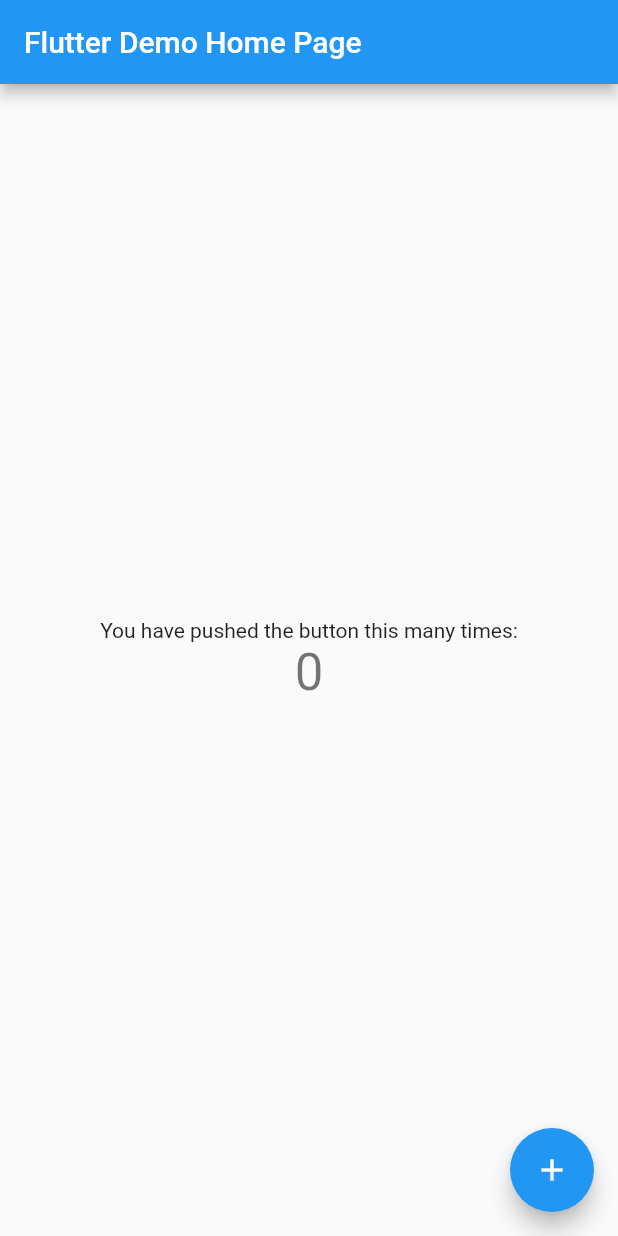
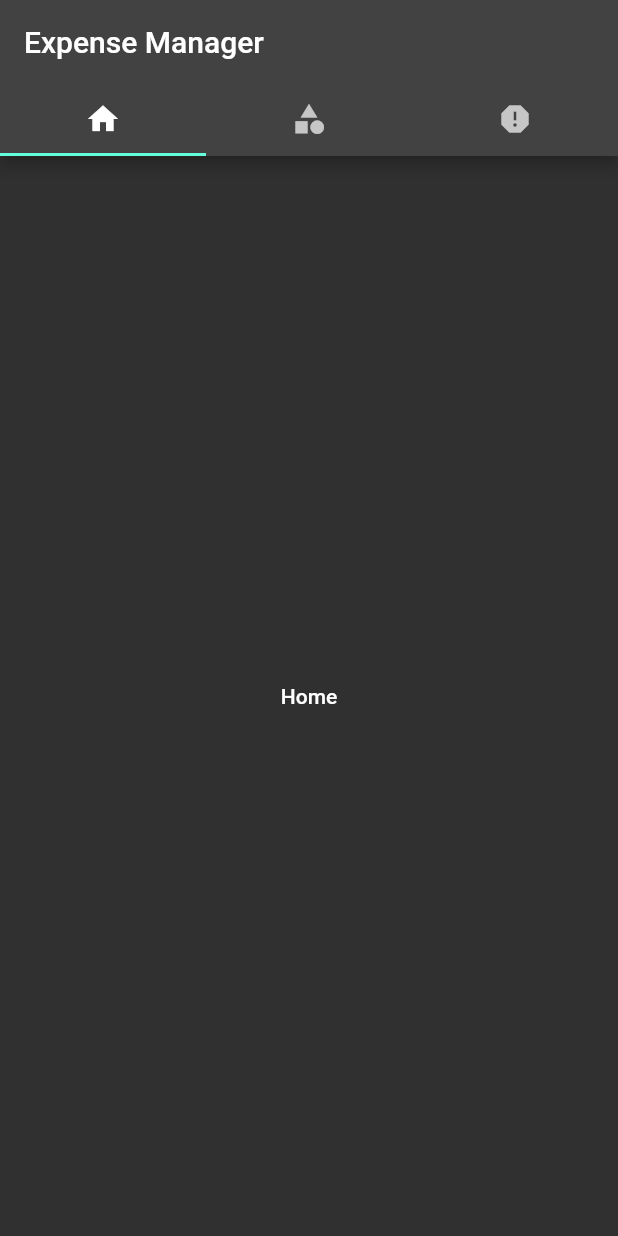
Before and after one commit to paulsseb/my_expenses, a Flutter app: the screen it shows after launch, on a phone screen of 412 x 824 dp. Run offline on Flutter 3.47's test engine with Material 2 defaults, Android fonts, the phone set to English and light mode, and no system bars.

Commit message:
Added basic layout for Home, category and Report tabs

```diff
--- a/lib/main.dart
+++ b/lib/main.dart
@@ -1,115 +1,68 @@
 import 'package:flutter/material.dart';
 
 void main() {
-  runApp(const MyApp());
+  runApp(MyApp());
 }
 
 class MyApp extends StatelessWidget {
-  const MyApp({Key? key}) : super(key: key);
-
-  // This widget is the root of your application.
   @override
   Widget build(BuildContext context) {
     return MaterialApp(
-      title: 'Flutter Demo',
-      theme: ThemeData(
-        // This is the theme of your application.
-        //
-        // Try running your application with "flutter run". You'll see the
-        // application has a blue toolbar. Then, without quitting the app, try
-        // changing the primarySwatch below to Colors.green and then invoke
-        // "hot reload" (press "r" in the console where you ran "flutter run",
-        // or simply save your changes to "hot reload" in a Flutter IDE).
-        // Notice that the counter didn't reset back to zero; the application
-        // is not restarted.
-        primarySwatch: Colors.blue,
-      ),
-      home: const MyHomePage(title: 'Flutter Demo Home Page'),
+      theme: ThemeData.dark(),
+      home: HomePage(),
     );
   }
 }
 
-class MyHomePage extends StatefulWidget {
-  const MyHomePage({Key? key, required this.title}) : super(key: key);
+class HomePage extends StatefulWidget {
+  @override
+  _HomePageState createState() => _HomePageState();
+}
 
-  // This widget is the home page of your application. It is stateful, meaning
-  // that it has a State object (defined below) that contains fields that affect
-  // how it looks.
-
-  // This class is the configuration for the state. It holds the values (in this
-  // case the title) provided by the parent (in this case the App widget) and
-  // used by the build method of the State. Fields in a Widget subclass are
-  // always marked "final".
-
-  final String title;
+class _HomePageState extends State<HomePage>
+    with SingleTickerProviderStateMixin {
+  late TabController _tabController;
+  List<String> _tabs = ['Home', 'Category', 'Report'];
 
   @override
-  State<MyHomePage> createState() => _MyHomePageState();
-}
-
-class _MyHomePageState extends State<MyHomePage> {
-  int _counter = 0;
-
-  void _incrementCounter() {
-    setState(() {
-      // This call to setState tells the Flutter framework that something has
-      // changed in this State, which causes it to rerun the build method below
-      // so that the display can reflect the updated values. If we changed
-      // _counter without calling setState(), then the build method would not be
-      // called again, and so nothing would appear to happen.
-      _counter++;
-    });
+  void initState() {
+    super.initState();
+    _tabController = new TabController(vsync: this, length: _tabs.length);
   }
 
   @override
   Widget build(BuildContext context) {
-    // This method is rerun every time setState is called, for instance as done
-    // by the _incrementCounter method above.
-    //
-    // The Flutter framework has been optimized to make rerunning build methods
-    // fast, so that you can just rebuild anything that needs updating rather
-    // than having to individually change instances of widgets.
     return Scaffold(
-      appBar: AppBar(
-        // Here we take the value from the MyHomePage object that was created by
-        // the App.build method, and use it to set our appbar title.
-        title: Text(widget.title),
-      ),
-      body: Center(
-        // Center is a layout widget. It takes a single child and positions it
-        // in the middle of the parent.
-        child: Column(
-          // Column is also a layout widget. It takes a list of children and
-          // arranges them vertically. By default, it sizes itself to fit its
-          // children horizontally, and tries to be as tall as its parent.
-          //
-          // Invoke "debug painting" (press "p" in the console, choose the
-          // "Toggle Debug Paint" action from the Flutter Inspector in Android
-          // Studio, or the "Toggle Debug Paint" command in Visual Studio Code)
-          // to see the wireframe for each widget.
-          //
-          // Column has various properties to control how it sizes itself and
-          // how it positions its children. Here we use mainAxisAlignment to
-          // center the children vertically; the main axis here is the vertical
-          // axis because Columns are vertical (the cross axis would be
-          // horizontal).
-          mainAxisAlignment: MainAxisAlignment.center,
+        appBar: AppBar(
+          title: Text("Expense Manager"),
+          bottom: TabBar(
+            controller: _tabController,
+            tabs: [
+              Tab(icon: Icon(Icons.home)),
+              Tab(icon: Icon(Icons.category)),
+              Tab(icon: Icon(Icons.report)),
+            ],
+          ),
+        ),
+        body: TabBarView(
+          controller: _tabController,
           children: <Widget>[
-            const Text(
-              'You have pushed the button this many times:',
-            ),
-            Text(
-              '$_counter',
-              style: Theme.of(context).textTheme.headline4,
-            ),
+            Center(
+                child: Text(
+              "Home",
+              style: Theme.of(context).textTheme.bodyText1,
+            )),
+            Center(
+                child: Text(
+              "Category",
+              style: Theme.of(context).textTheme.bodyText1,
+            )),
+            Center(
+                child: Text(
+              "Reports",
+              style: Theme.of(context).textTheme.bodyText1,
+            ))
           ],
-        ),
-      ),
-      floatingActionButton: FloatingActionButton(
-        onPressed: _incrementCounter,
-        tooltip: 'Increment',
-        child: const Icon(Icons.add),
-      ), // This trailing comma makes auto-formatting nicer for build methods.
-    );
+        ));
   }
 }
```
